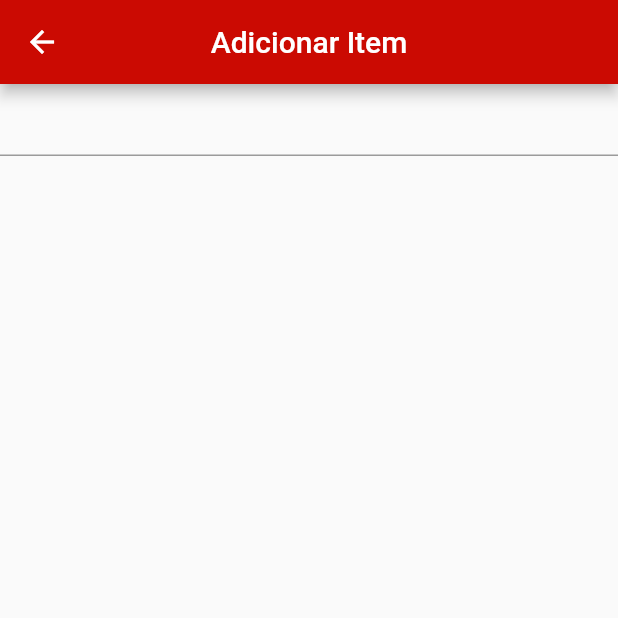
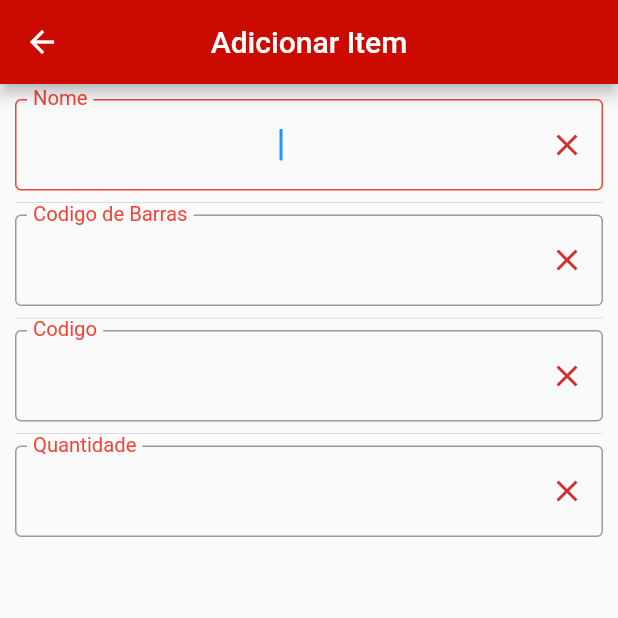
Before and after one commit to guedes-vinicius/Crud_MySql, a Flutter app: the Add screen opened directly, on a phone screen of 412 x 824 dp, the top half of it. Run offline on Flutter 3.47's test engine with Material 2 defaults, Android fonts, the phone set to English and light mode, and no system bars; our stand-ins replace get; missing offline and left inert: flutter_barcode_scanner, sortedmap.

Commit message:
Inclusão da pagina e campos cadastro concluidos

```diff
--- /dev/null
+++ b/lib/body/add_item.dart
@@ -0,0 +1,34 @@
+import 'package:contador_estoque/components/text_dialog.dart';
+import'package:flutter/material.dart';
+
+class Add extends StatelessWidget {
+  TextEditingController nomeProd = TextEditingController();
+  TextEditingController codigo = TextEditingController();
+  TextEditingController codBarra = TextEditingController();
+  TextEditingController qtdProduto = TextEditingController();
+  @override
+  Widget build(BuildContext context) {
+    return Scaffold(
+      appBar: AppBar(
+        title: Text('Adicionar Item'),
+        centerTitle: true,
+        backgroundColor: Color(0xFFCB0A02)
+      ),
+      body: SingleChildScrollView(
+        padding: EdgeInsets.all(10.0),
+        child: Column(
+          crossAxisAlignment: CrossAxisAlignment.stretch,
+          children: [
+            buildTextField("Nome", nomeProd, TextInputAction.done),
+          Divider(),
+            buildTextField("Codigo de Barras", codBarra, TextInputAction.done),
+            Divider(),
+            buildTextField("Codigo", codigo, TextInputAction.done),
+            Divider(),
+            buildTextField("Quantidade", qtdProduto, TextInputAction.done),
+          ],
+        ),
+      )
+    );
+  }
+}
--- a/lib/components/text_dialog.dart
+++ b/lib/components/text_dialog.dart
@@ -1,10 +1,7 @@
-/*import 'package:flutter/material.dart';
+import 'package:flutter/material.dart';
 import 'package:contador_estoque/widgets/home_widgets.dart';
 
-Widget buildTextField(
-  String title,
-  TextEditingController c,
-) {
+Widget buildTextField(String title, TextEditingController c, TextInputAction) {
   return TextField(
     controller: c,
     decoration: InputDecoration(
@@ -17,12 +14,9 @@ Widget buildTextField(
           icon: Icon(Icons.close, color: Colors.red[700]), onPressed: c.clear),
       border: OutlineInputBorder(),
     ),
-    textInputAction: TextInputAction.search,
+    textInputAction: TextInputAction,
     style: TextStyle(color: Colors.red, fontSize: 18.0),
     textAlign: TextAlign.center,
-    onSubmitted: (text) {
-      Navigator.of(context).pop(text);
-    },
     autofocus: true,
   );
-}*/
+}
--- a/lib/home_page.dart
+++ b/lib/home_page.dart
@@ -1,3 +1,4 @@
+import 'package:contador_estoque/body/add_item.dart';
 import 'package:flutter/material.dart';
 import 'package:flutter/rendering.dart';
 import 'package:flutter/widgets.dart';
@@ -77,7 +78,9 @@ class HomePage extends StatelessWidget {
         floatingActionButton: FloatingActionButton(
           backgroundColor: Color(0xffff0000),
           child: Icon(Icons.add),
-          onPressed: () {},
+          onPressed: () {
+            Get.to(() => Add());
+          },
         ),
         floatingActionButtonLocation: FloatingActionButtonLocation.centerDocked,
       ),
--- a/lib/widgets/add_item.dart
+++ /dev/null
@@ -1,19 +0,0 @@
-import'package:flutter/material.dart';
-
-class Add extends StatelessWidget {
-  @override
-  Widget build(BuildContext context) {
-    return Scaffold(
-      appBar: AppBar(
-        title: Text('Adicionar Item'),
-        centerTitle: true,
-        backgroundColor: Color(0xFFCB0A02)
-      ),
-      body: Column(
-        children: [
-          TextField()
-        ],
-      ),
-    );
-  }
-}
```
Also changed, not shown: lib/widgets/home_widgets.dart (+17 -11 lines).
